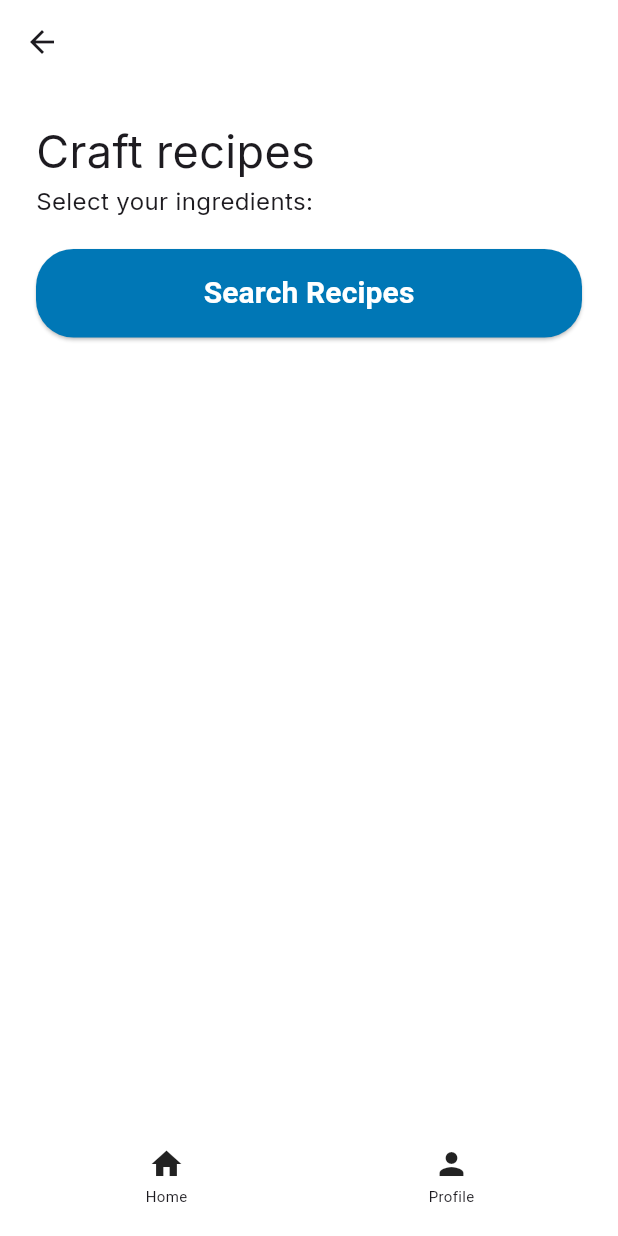
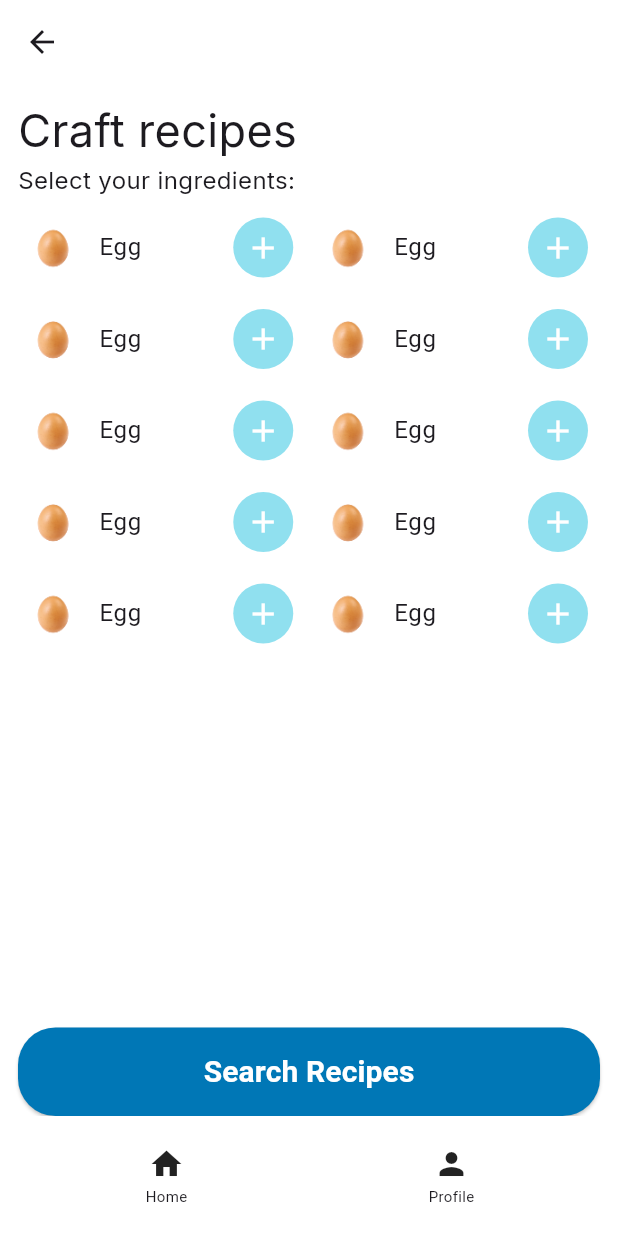
Before and after one commit to cojocarucristian05/CulinaryCraft, a Flutter app: the HomeWidget screen opened by its route, on a phone screen of 412 x 824 dp. Run offline on Flutter 3.47's test engine with Material 3 defaults, Android fonts, the light colour scheme and no system bars; our stand-ins replace firebase_auth, firebase_core, flutter_animate, flutter_keyboard_visibility, font_awesome_flutter, google_fonts and 4 more; missing offline and left inert: flutter_facebook_auth; accounts and stored records are empty.

Commit message:
Added home page and view recipe page

```diff
--- /dev/null
+++ b/frontend/culinary_craft/lib/Components/Ingredient.dart
@@ -0,0 +1,11 @@
+class Ingredient {
+  String name;
+  String imageURL;
+  bool selected;
+
+  Ingredient({
+    required this.name,
+    required this.imageURL,
+    this.selected = false,
+  });
+}
--- /dev/null
+++ b/frontend/culinary_craft/lib/Components/ingredient_widget.dart
@@ -0,0 +1,112 @@
+import 'package:flutter/material.dart';
+import 'package:flutter/gestures.dart';
+
+
+class IngredientWidget extends StatelessWidget {
+  final String name;
+  final String imageURL;
+  final bool selected;
+  final VoidCallback onTap;
+
+  IngredientWidget({
+    required this.name,
+    required this.imageURL,
+    required this.selected,
+    required this.onTap,
+  });
+
+  @override
+  Widget build(BuildContext context) {
+    return GestureDetector(
+      onLongPress: () {
+        _showIngredientDetails(context);
+      },
+      child: Container(
+        decoration: BoxDecoration(
+          color: selected ? Color(0xFF90E0EF) : Color(0xFFFFFF),
+          borderRadius: BorderRadius.circular(15),
+        ),
+        child: ListTile(
+          contentPadding: EdgeInsets.all(0),
+          tileColor: Colors.white,
+          shape: RoundedRectangleBorder(
+            borderRadius: BorderRadius.circular(15),
+          ),
+          leading: Padding(
+            padding: const EdgeInsets.only(left: 8.0), // Adăugăm un mic spațiu între imagine și marginea din stânga
+            child: ClipRRect(
+              borderRadius: BorderRadius.circular(10),
+              child: Image.asset(
+                imageURL,
+                width: 30,
+                height: 30,
+                fit: BoxFit.cover,
+              ),
+            ),
+          ),
+          title: Text(
+            name,
+            overflow: TextOverflow.ellipsis,
+          ),
+          trailing: InkWell(
+            onTap: onTap,
+            child: Padding(
+              padding: const EdgeInsets.only(right: 8.0), // Adăugăm un mic spațiu între buton și marginea din dreapta
+              child: Container(
+                alignment: Alignment.center,
+                width: 40,
+                height: 40,
+                decoration: BoxDecoration(
+                  color: selected ? Colors.red : Color(0xFF90E0EF),
+                  borderRadius: BorderRadius.circular(20),
+                ),
+                child: Icon(
+                  selected ? Icons.remove : Icons.add,
+                  color: Colors.white,
+                ),
+              ),
+            ),
+          ),
+        ),
+      ),
+    );
+  }
+
+  void _showIngredientDetails(BuildContext context) {
+    showDialog(
+      context: context,
+      builder: (BuildContext context) {
+        return AlertDialog(
+          title: Text(name),
+          content: Column(
+            mainAxisSize: MainAxisSize.min,
+            crossAxisAlignment: CrossAxisAlignment.center,
+            children: [
+              SizedBox(
+                width: 100,
+                height: 100,
+                child: Image.asset(
+                  imageURL,
+                  fit: BoxFit.cover,
+                ),
+              ),
+              SizedBox(height: 10),
+              Text(
+                name,
+                style: TextStyle(fontSize: 18), // Mărimea textului mărită
+              ),
+            ],
+          ),
+          actions: [
+            TextButton(
+              onPressed: () {
+                Navigator.of(context).pop();
+              },
+              child: Text('Close'),
+            ),
+          ],
+        );
+      },
+    );
+  }
+}
--- a/frontend/culinary_craft/lib/Pages/home_widget.dart
+++ b/frontend/culinary_craft/lib/Pages/home_widget.dart
@@ -1,10 +1,8 @@
 import 'package:flutter/material.dart';
-import 'package:flutter/services.dart';
-import 'package:flutter/scheduler.dart';
 import 'package:google_fonts/google_fonts.dart';
-import 'package:shared_preferences/shared_preferences.dart';
+import '../Components/Ingredient.dart';
+import '../Components/ingredient_widget.dart';
 import '../Components/appbar_widget.dart';
-import '../Models/home_model.dart';
 
 class HomeWidget extends StatefulWidget {
   const HomeWidget({Key? key}) : super(key: key);
@@ -14,55 +12,29 @@ class HomeWidget extends StatefulWidget {
 }
 
 class _HomeWidgetState extends State<HomeWidget> {
-  late HomeModel _model;
-
-  // int id = 0;
-  // String username = "";
-  // String email = "";
+  late List<Ingredient> ingredients;
+  List<Ingredient> selectedIngredients = [];
 
   @override
   void initState() {
     super.initState();
-    _model = HomeModel();
-
-    // On page load action.
-    SchedulerBinding.instance!.addPostFrameCallback((_) async {
-      HapticFeedback.mediumImpact();
+    // Inițializăm lista cu ingrediente cu datele de test
+    ingredients = List.generate(10, (index) {
+      return Ingredient(
+        name: 'Egg',
+        imageURL: 'assets/images/egg.png',
+        selected: false,
+      );
     });
-
-    WidgetsBinding.instance!.addPostFrameCallback((_) => setState(() {}));
   }
-
-  @override
-  void dispose() {
-    _model.dispose();
-
-    super.dispose();
-  }
-
-  void loadData() async {
-    final SharedPreferences prefs = await SharedPreferences.getInstance();
-    int id = prefs.getInt('id') ?? 0;
-    String username = prefs.getString('username') ?? "";
-    String email = prefs.getString('email') ?? "";
-    printData(id, username, email);
-  }
-
-  void printData(int id, String username, String email) {
-    print("Id: ${id}");
-    print("Username: ${username}");
-    print("Email: ${email}");
-  }
-
-  // void
 
   @override
   Widget build(BuildContext context) {
     return Scaffold(
       backgroundColor: Colors.white,
       appBar: AppBar(
-        backgroundColor: Colors.white, // Setează culoarea fundalului pentru AppBar la alb
-        elevation: 0, // Elimină umbra AppBar-ului
+        backgroundColor: Colors.white,
+        elevation: 0,
       ),
       bottomNavigationBar: CustomAppbarWidget(
         homeRoute: '/home',
@@ -71,10 +43,11 @@ class _HomeWidgetState extends State<HomeWidget> {
       body: SafeArea(
         top: true,
         child: Padding(
-          padding: const EdgeInsets.all(24.0),
+          padding: const EdgeInsets.symmetric(horizontal: 12.0),
           child: Column(
             crossAxisAlignment: CrossAxisAlignment.start,
             children: [
+              SizedBox(height: 10),
               Text(
                 'Craft recipes',
                 style: GoogleFonts.inter(
@@ -91,13 +64,63 @@ class _HomeWidgetState extends State<HomeWidget> {
                   ),
                 ),
               ),
-              SizedBox(height: 20),
+              SizedBox(height: 5),
+              Expanded(
+                child: ListView.builder(
+                  itemCount: (ingredients.length / 2).ceil(),
+                  itemBuilder: (BuildContext context, int index) {
+                    final int firstIndex = index * 2;
+                    final int secondIndex =
+                    firstIndex + 1 < ingredients.length ? firstIndex + 1 : -1;
+                    return Column(
+                      children: [
+                        Row(
+                          children: [
+                            Expanded(
+                              child: secondIndex != -1
+                                  ? IngredientWidget(
+                                name: ingredients[firstIndex].name,
+                                imageURL: ingredients[firstIndex].imageURL,
+                                selected: ingredients[firstIndex].selected,
+                                onTap: () {
+                                  setState(() {
+                                    toggleIngredientSelection(ingredients[firstIndex]);
+                                  });
+                                },
+                              )
+                                  : SizedBox(),
+                            ),
+                            SizedBox(width: 5),
+                            Expanded(
+                              child: secondIndex != -1
+                                  ? IngredientWidget(
+                                name: ingredients[secondIndex].name,
+                                imageURL: ingredients[secondIndex].imageURL,
+                                selected: ingredients[secondIndex].selected,
+                                onTap: () {
+                                  setState(() {
+                                    toggleIngredientSelection(ingredients[secondIndex]);
+                                  });
+                                },
+                              )
+                                  : SizedBox(),
+                            ),
+                          ],
+                        ),
+                        SizedBox(height: 5), // Spatiu intre randuri
+                      ],
+                    );
+                  },
+                ),
+              ),
+              SizedBox(height: 10),
               SizedBox(
                 width: double.infinity,
                 child: ElevatedButton(
                   onPressed: () {
-                    loadData();
-                    // Navigator.pushNamed(context, 'RecipePage');
+                    // Afiseaza ingredientele selectate
+                    print(selectedIngredients);
+                    Navigator.of(context).pushNamed('/view_recipes');
                   },
                   child: Text(
                     'Search Recipes',
@@ -124,4 +147,19 @@ class _HomeWidgetState extends State<HomeWidget> {
       ),
     );
   }
+
+  void toggleIngredientSelection(Ingredient ingredient) {
+    setState(() {
+      if (selectedIngredients.contains(ingredient)) {
+        selectedIngredients.remove(ingredient);
+        ingredient.selected = false;
+      } else {
+        selectedIngredients.add(ingredient);
+        ingredient.selected = true;
+      }
+    for(Ingredient ing in selectedIngredients){
+      print(ing.name);
+    }
+    });
+  }
 }
```
Also changed, not shown: frontend/culinary_craft/lib/Components/Recipe.dart (added, +11 -0 lines), frontend/culinary_craft/lib/Components/recipe_widget.dart (added, +46 -0 lines), frontend/culinary_craft/lib/Pages/view_recipes_widget.dart (added, +42 -0 lines), frontend/culinary_craft/lib/main.dart (+21 -0 lines).
